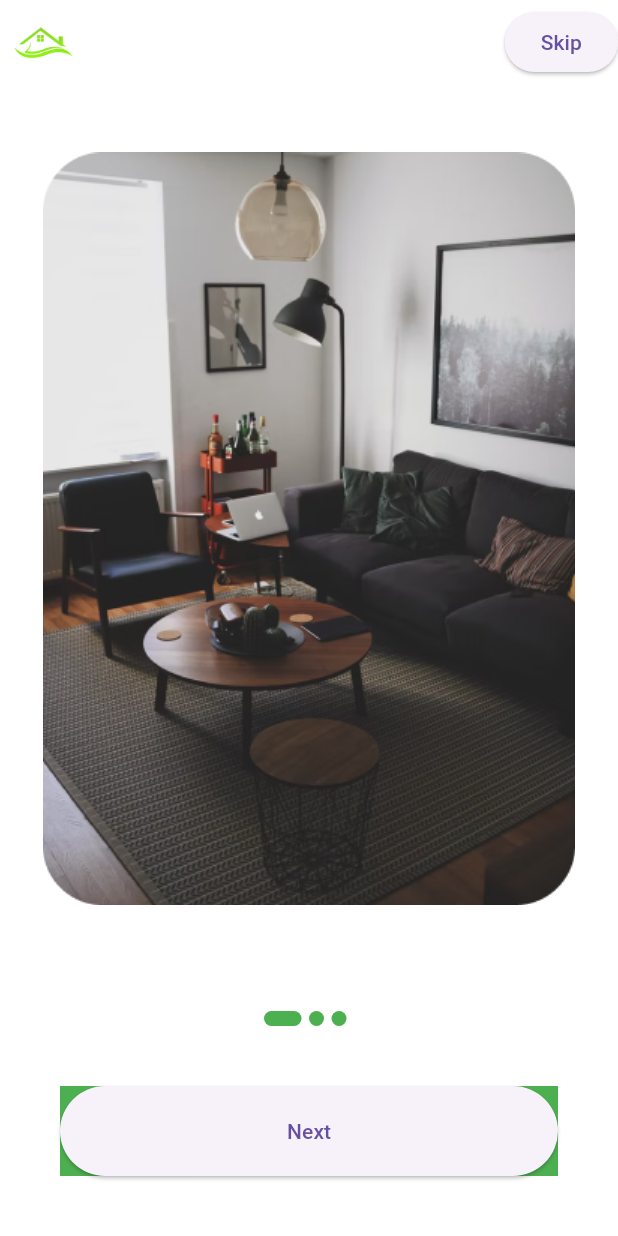
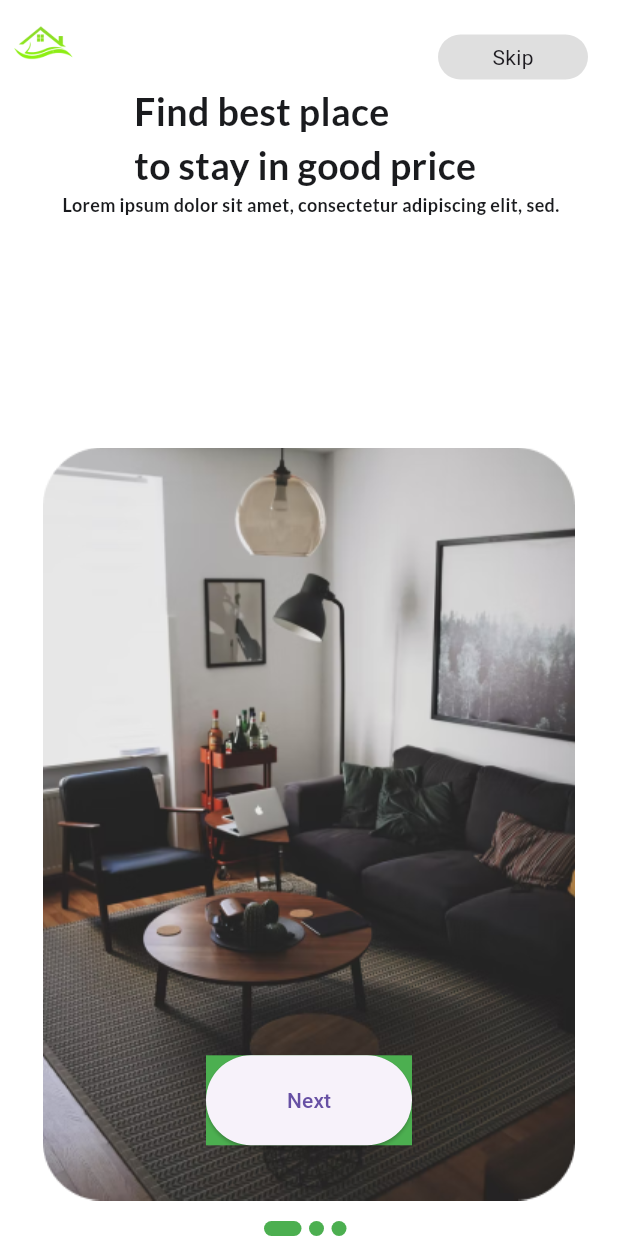
Before and after one commit to takundaKatombo/real_estate, a Flutter app: the screen it shows after launch, after a tap on "Get Started", on a phone screen of 412 x 824 dp. Run offline on Flutter 3.47's test engine with Material 3 defaults, Android fonts, the phone set to English and light mode, and no system bars; our stand-ins replace flutter_svg, get.

Commit message:
daily push

```diff
--- a/lib/ui/common/app_colors.dart
+++ b/lib/ui/common/app_colors.dart
@@ -6,6 +6,8 @@ const Color kcDarkGreyColor = Color(0xFF1A1B1E);
 const Color kcMediumGrey = Color(0xFF474A54);
 const Color kcLightGrey = Color.fromARGB(255, 187, 187, 187);
 const Color kcVeryLightGrey = Color(0xFFE3E3E3);
+const skipLightGrey = Color(0xFFDFDFDF);
+
 const Color kcWhite = Color(0xFFFFFFFF);
 const Color kcSplashBackground = Color(0xFF234F68);
 const Color kcBackgroundColor = kcDarkGreyColor;
--- a/lib/ui/screens/onboarding/onboarding.dart
+++ b/lib/ui/screens/onboarding/onboarding.dart
@@ -1,5 +1,6 @@
 import 'package:flutter/material.dart';
 import 'package:real_estate/ui/common/app_colors.dart';
+import 'package:real_estate/ui/common/ui_helpers.dart';
 import 'package:real_estate/ui/screens/home/home.dart';
 
 class Onboarding extends StatefulWidget {
@@ -34,21 +35,51 @@ class _OnboardingState extends State<Onboarding> {
         elevation: 0,
         leading: Image.asset(
           "assets/images/logoPicSplash.png",
-          width: 200,
-          height: 200,
+          fit: BoxFit.fill,
+          // width: 400,
+          // height: 400,
         ),
         actions: [
-          ElevatedButton(
-            onPressed: () {},
-            child: Text("Skip"),
+          InkWell(
+            onTap: () {},
+            child: Container(
+                margin: EdgeInsets.fromLTRB(0, 20, 20, 0),
+                height: 30,
+                width: 100,
+                decoration: BoxDecoration(
+                    color: skipLightGrey,
+                    borderRadius: BorderRadius.circular(30)),
+                child: Center(child: Text("Skip"))),
           ),
         ],
       ),
-      body: Stack(
+      body: SizedBox(
+        height: screenHeight(context),
+        child: Column(
           children: [
-          Column(
+            Text(
+              "Find best place \nto stay in good price ",
+              style: TextStyle(
+                  color: kcDarkGreyColor,
+                  fontFamily: "Lato",
+                  fontSize: 25,
+                  fontWeight: FontWeight.bold),
+            ),
+            Text(
+              " Lorem ipsum dolor sit amet, consectetur adipiscing elit, sed.",
+              style: TextStyle(
+                  color: kcDarkGreyColor,
+                  fontFamily: "Lato",
+                  fontSize: 12,
+                  fontWeight: FontWeight.bold),
+            ),
+            Spacer(),
+            SizedBox(
+              height: screenHeightFraction(context, dividedBy: 1.5),
+              child: Stack(
                 children: [
                   Expanded(
+                    // height: screenHeightFraction(context, dividedBy: 1.5),
                     child: PageView.builder(
                         scrollDirection: Axis.horizontal,
                         controller: _controller,
@@ -65,7 +96,9 @@ class _OnboardingState extends State<Onboarding> {
                           );
                         }),
                   ),
-              Container(
+                  Align(
+                    alignment: Alignment(0, 1),
+                    child: Container(
                       child: Row(
                         mainAxisAlignment: MainAxisAlignment.center,
                         children: List.generate(
@@ -74,10 +107,13 @@ class _OnboardingState extends State<Onboarding> {
                         ),
                       ),
                     ),
-              Container(
+                  ),
+                  Align(
+                    alignment: Alignment(0, 0.9),
+                    child: Container(
                       height: 60,
                       margin: EdgeInsets.all(40),
-                width: double.infinity,
+                      width: screenWidthFraction(context, dividedBy: 3),
                       color: Colors.green,
                       child: ElevatedButton(
                         child: Text("Next"),
@@ -85,7 +121,8 @@ class _OnboardingState extends State<Onboarding> {
                           if (currentIndex == slides.length - 1) {
                             Navigator.pushReplacement(
                               context,
-                        MaterialPageRoute(builder: (context) => HomePage()),
+                              MaterialPageRoute(
+                                  builder: (context) => HomePage()),
                             );
                           }
                           _controller.nextPage(
@@ -98,9 +135,12 @@ class _OnboardingState extends State<Onboarding> {
                         // ),),
                       ),
                     ),
+                  ),
                 ],
               ),
+            ),
           ],
+        ),
       ),
       backgroundColor: Colors.white,
     );
@@ -123,24 +163,15 @@ class _OnboardingState extends State<Onboarding> {
 // ignore: must_be_immutable
 // slider declared
 class Slider extends StatelessWidget {
-  String image;
+  final String image;
 
   Slider({required this.image});
 
   @override
   Widget build(BuildContext context) {
-    return Expanded(
-      // contains container
-      child: Container(
-        child: Column(
-          mainAxisAlignment: MainAxisAlignment.center,
-          children: [
-            // image given in slider
-            Image(image: AssetImage(image)),
-            SizedBox(height: 25),
-          ],
-        ),
-      ),
+    return Container(
+      height: screenHeightFraction(context, dividedBy: 1.5),
+      child: Image(image: AssetImage(image)),
     );
   }
 }
--- a/lib/ui/screens/onboarding/splash_screen.dart
+++ b/lib/ui/screens/onboarding/splash_screen.dart
@@ -79,7 +79,6 @@ class SplashScreen extends StatelessWidget {
                   SizedBox(
                     height: screenHeightFraction(context, dividedBy: 20),
                     width: screenWidthFraction(context, dividedBy: 3),
-                    child: Expanded(
                     child: ElevatedButton(
                       onPressed: () {
                         Get.to(Onboarding());
@@ -91,7 +90,6 @@ class SplashScreen extends StatelessWidget {
                             fontSize: 16,
                             fontFamily: "Lato",
                             fontWeight: FontWeight.bold),
-                        ),
                       ),
                     ),
                   ),
```
Also changed, not shown: pubspec.yaml (+16 -15 lines). Lines whose indentation alone changed are shown as unchanged.
